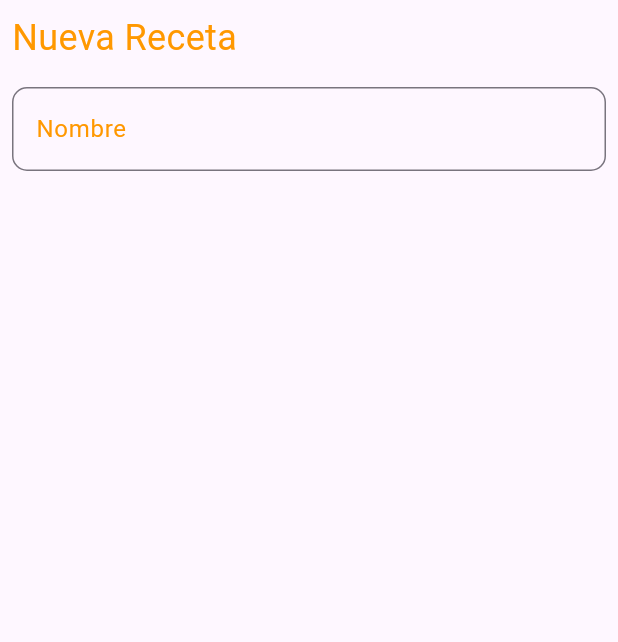
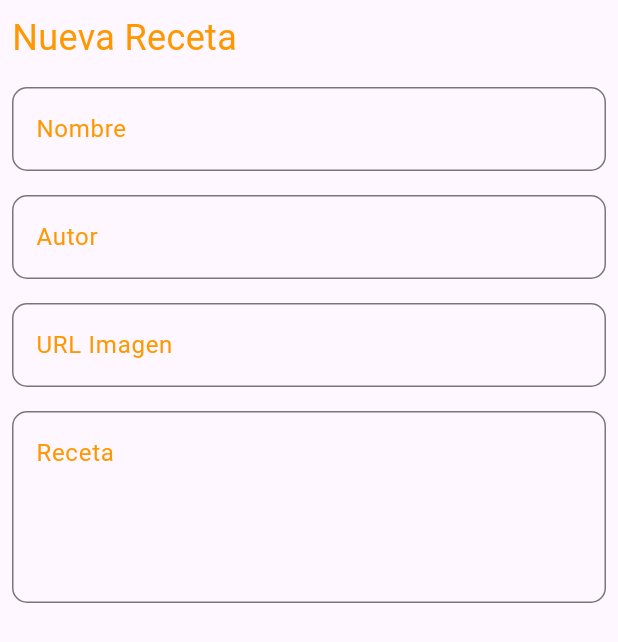
Before and after one commit to emmanuelcordoba/platzi_recipe_book, a Flutter app: the RecipeForm widget shown alone on an empty page, opened directly, on a phone screen of 412 x 824 dp. Shown: the top 642 px of the screen. Run offline on Flutter 3.47's test engine with Material 3 defaults, Android fonts, the light colour scheme and no system bars; Roboto replaces fonts that are missing (Quicksand).

Commit message:
Agrego mas campos al formulario.

```diff
--- a/lib/screens/home.dart
+++ b/lib/screens/home.dart
@@ -100,7 +100,13 @@ class RecipeForm extends StatelessWidget {
               fontSize: 24
             ),),
             SizedBox(height: 16),
-            _buildTextField(label: 'Nombre')
+            _buildTextField(label: 'Nombre'),
+            SizedBox(height: 16),
+            _buildTextField(label: 'Autor'),
+            SizedBox(height: 16),
+            _buildTextField(label: 'URL Imagen'),
+            SizedBox(height: 16),
+            _buildTextAreaField(label: 'Receta'),
           ],
         ),),
     );
@@ -124,4 +130,27 @@ class RecipeForm extends StatelessWidget {
       ),
     );
   }
+
+  Widget _buildTextAreaField({required String label}) {
+    return TextField(
+      minLines: 4,
+      maxLines: 4,
+      keyboardType: TextInputType.multiline,
+      decoration: InputDecoration(
+        alignLabelWithHint: true,
+        labelText: label,
+        labelStyle: TextStyle(
+          fontFamily: 'Quicksand',
+          color: Colors.orange
+        ),
+        border: OutlineInputBorder(
+          borderRadius: BorderRadius.circular(10)
+        ),
+        focusedBorder: OutlineInputBorder(
+          borderSide: BorderSide(color: Colors.orange),
+          borderRadius: BorderRadius.circular(10)
+        )
+      ),
+    );
+  }
 }
```
